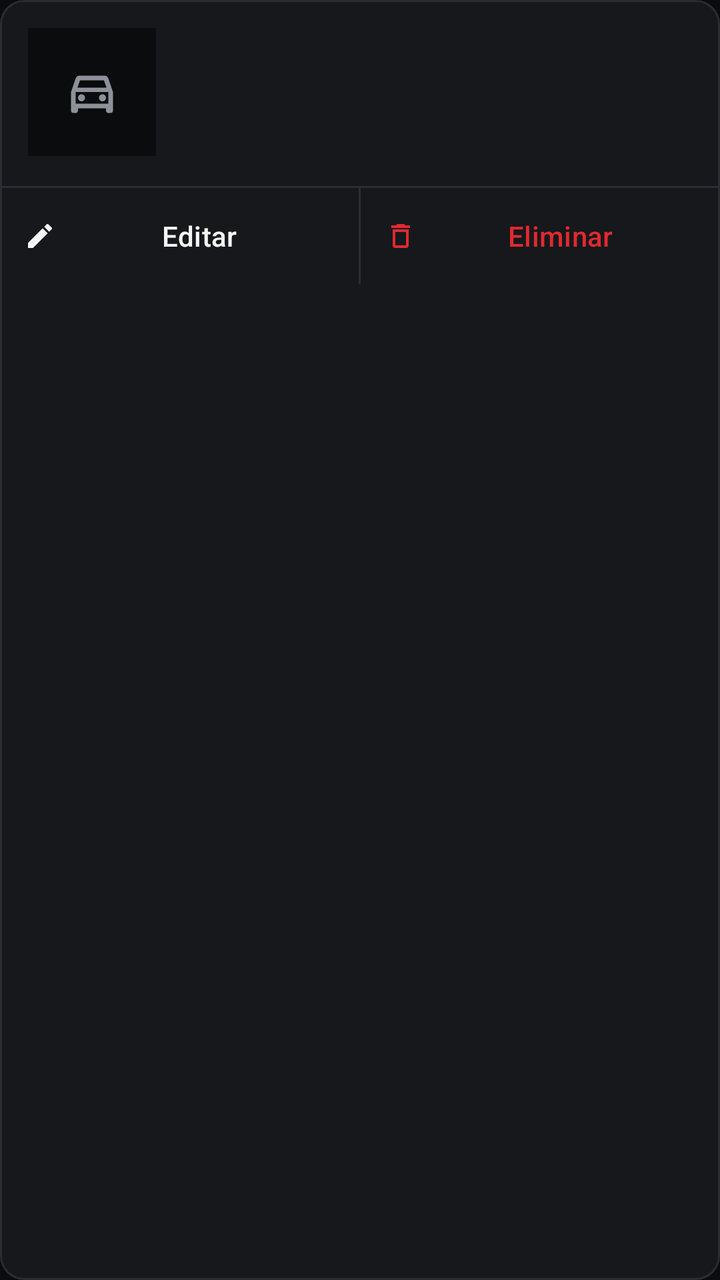
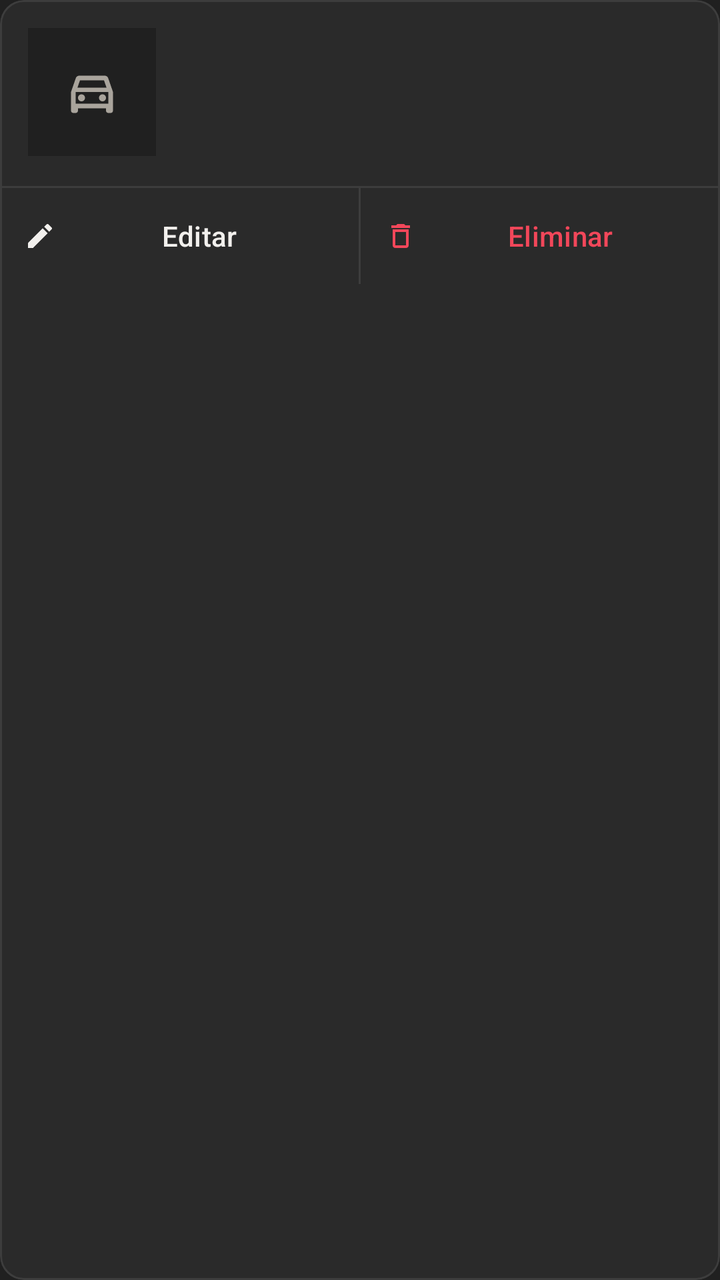

An Android layout rendered at two revisions. The XML below is the earlier revision; the diff shows what the commit changed to produce the second picture.
<!-- AndroidManifest.xml: application theme Theme.PopayanMotor -->
<!-- res/layout/item_vehicle.xml -->
<?xml version="1.0" encoding="utf-8"?>
<com.google.android.material.card.MaterialCardView xmlns:android="http://schemas.android.com/apk/res/android"
    xmlns:app="http://schemas.android.com/apk/res-auto"
    android:layout_width="match_parent"
    android:layout_height="wrap_content"
    android:layout_marginVertical="6dp"
    app:cardBackgroundColor="@color/surface"
    app:cardCornerRadius="12dp"
    app:strokeColor="@color/outline"
    app:strokeWidth="1dp">

    <LinearLayout
        android:layout_width="match_parent"
        android:layout_height="wrap_content"
        android:orientation="vertical">

        <LinearLayout
            android:layout_width="match_parent"
            android:layout_height="wrap_content"
            android:orientation="horizontal"
            android:padding="14dp">

            
            <ImageView
                android:layout_width="64dp"
                android:layout_height="64dp"
                android:background="@color/bg"
                android:importantForAccessibility="no"
                android:padding="18dp"
                android:src="@drawable/ic_garage"
                app:tint="@color/text_secondary" />

            <LinearLayout
                android:layout_width="0dp"
                android:layout_height="wrap_content"
                android:layout_marginStart="14dp"
                android:layout_weight="1"
                android:orientation="vertical">

                <LinearLayout
                    android:layout_width="match_parent"
                    android:layout_height="wrap_content"
                    android:orientation="horizontal">

                    
                    <TextView
                        android:id="@+id/tvMeta"
                        android:layout_width="0dp"
                        android:layout_height="wrap_content"
                        android:layout_weight="1"
                        android:textColor="@color/accent"
                        android:textSize="12sp"
                        android:textStyle="bold" />

                    <TextView
                        android:id="@+id/tvPrimary"
                        android:layout_width="wrap_content"
                        android:layout_height="wrap_content"
                        android:background="@color/outline"
                        android:paddingHorizontal="6dp"
                        android:paddingVertical="2dp"
                        android:text="@string/primary"
                        android:textAllCaps="true"
                        android:textColor="@color/text_primary"
                        android:textSize="10sp"
                        android:textStyle="bold"
                        android:visibility="gone" />
                </LinearLayout>

                <TextView
                    android:id="@+id/tvName"
                    style="@style/TextTitle"
                    android:layout_width="match_parent"
                    android:layout_height="wrap_content"
                    android:layout_marginTop="2dp"
                    android:textAllCaps="false"
                    android:textSize="20sp" />

                
                <TextView
                    android:id="@+id/tvDetail"
                    android:layout_width="match_parent"
                    android:layout_height="wrap_content"
                    android:layout_marginTop="2dp"
                    android:textColor="@color/text_secondary"
                    android:textSize="13sp" />
            </LinearLayout>
        </LinearLayout>

        <View
            android:layout_width="match_parent"
            android:layout_height="1dp"
            android:background="@color/outline" />

        <LinearLayout
            android:layout_width="match_parent"
            android:layout_height="wrap_content"
            android:orientation="horizontal">

            <com.google.android.material.button.MaterialButton
                android:id="@+id/btnEdit"
                style="@style/Widget.Material3.Button.TextButton"
                android:layout_width="0dp"
                android:layout_height="wrap_content"
                android:layout_weight="1"
                android:text="@string/edit"
                android:textColor="@color/text_primary"
                app:icon="@drawable/ic_edit"
                app:iconSize="16dp"
                app:iconTint="@color/text_primary" />

            <View
                android:layout_width="1dp"
                android:layout_height="match_parent"
                android:background="@color/outline" />

            <com.google.android.material.button.MaterialButton
                android:id="@+id/btnDelete"
                style="@style/Widget.Material3.Button.TextButton"
                android:layout_width="0dp"
                android:layout_height="wrap_content"
                android:layout_weight="1"
                android:text="@string/delete"
                android:textColor="@color/accent"
                app:icon="@drawable/ic_delete"
                app:iconSize="16dp"
                app:iconTint="@color/accent" />
        </LinearLayout>
    </LinearLayout>
</com.google.android.material.card.MaterialCardView>
<!-- resources referenced by this layout -->
<resources>
  <color name="accent">#E1292F</color>
  <color name="bg">#0B0C0E</color>
  <color name="outline">#2A2D33</color>
  <color name="surface">#16181C</color>
  <color name="text_primary">#F6F6F4</color>
  <color name="text_secondary">#8D9199</color>
  <!-- drawable ic_delete (drawable) -->
  <vector xmlns:android="http://schemas.android.com/apk/res/android"
      android:width="24dp" android:height="24dp"
      android:viewportWidth="24" android:viewportHeight="24">
      <path android:fillColor="#FFFFFF"
          android:pathData="M6,19c0,1.1 0.9,2 2,2h8c1.1,0 2,-0.9 2,-2V7H6v12zM8,9h8v10H8V9zM15.5,4l-1,-1h-5l-1,1H5v2h14V4h-3.5z" />
  </vector>
  <!-- drawable ic_edit (drawable) -->
  <vector xmlns:android="http://schemas.android.com/apk/res/android"
      android:width="24dp" android:height="24dp"
      android:viewportWidth="24" android:viewportHeight="24">
      <path android:fillColor="#FFFFFF"
          android:pathData="M3,17.25V21h3.75L17.81,9.94l-3.75,-3.75L3,17.25zM20.71,7.04c0.39,-0.39 0.39,-1.02 0,-1.41l-2.34,-2.34c-0.39,-0.39 -1.02,-0.39 -1.41,0l-1.83,1.83 3.75,3.75 1.83,-1.83z" />
  </vector>
  <string name="delete">Eliminar</string>
  <string name="edit">Editar</string>
  <string name="primary">Principal</string>
  <style name="TextTitle">
          <item name="android:fontFamily">sans-serif-condensed</item>
          <item name="android:textStyle">bold</item>
          <item name="android:textAllCaps">true</item>
          <item name="android:textColor">@color/text_primary</item>
      </style>
  <style name="Theme.PopayanMotor" parent="Theme.Material3.Dark.NoActionBar">
          <item name="colorPrimary">@color/accent</item>
          <item name="colorOnPrimary">@color/text_primary</item>
          <item name="colorSecondary">@color/accent</item>
          <item name="android:colorBackground">@color/bg</item>
          <item name="colorSurface">@color/bg</item>
          <item name="colorSurfaceContainer">@color/surface</item>
          <item name="colorOnSurface">@color/text_primary</item>
          <item name="colorOnSurfaceVariant">@color/text_secondary</item>
          <item name="colorOutline">@color/outline</item>
      </style>
  <!-- unchanged entries left out for length: 1 -->
</resources>

<!-- the commit's change to res/layout/item_vehicle.xml (unified diff, before → after) -->
@@ -48,7 +48,7 @@
                         android:layout_width="0dp"
                         android:layout_height="wrap_content"
                         android:layout_weight="1"
-                        android:textColor="@color/accent"
+                        android:textColor="@color/accent_text"
                         android:textSize="12sp"
                         android:textStyle="bold" />
 
@@ -99,7 +99,7 @@
 
             <com.google.android.material.button.MaterialButton
                 android:id="@+id/btnEdit"
-                style="@style/Widget.Material3.Button.TextButton"
+                style="@style/Widget.PopayanMotor.Button.Text"
                 android:layout_width="0dp"
                 android:layout_height="wrap_content"
                 android:layout_weight="1"
@@ -116,15 +116,15 @@
 
             <com.google.android.material.button.MaterialButton
                 android:id="@+id/btnDelete"
-                style="@style/Widget.Material3.Button.TextButton"
+                style="@style/Widget.PopayanMotor.Button.Text"
                 android:layout_width="0dp"
                 android:layout_height="wrap_content"
                 android:layout_weight="1"
                 android:text="@string/delete"
-                android:textColor="@color/accent"
+                android:textColor="@color/accent_text"
                 app:icon="@drawable/ic_delete"
                 app:iconSize="16dp"
-                app:iconTint="@color/accent" />
+                app:iconTint="@color/accent_text" />
         </LinearLayout>
     </LinearLayout>
 </com.google.android.material.card.MaterialCardView>
<!-- resource entries referenced after the edit -->
@@ -1,11 +1,22 @@
 <!-- resources referenced by this layout -->
 <resources>
-  <color name="accent">#E1292F</color>
-  <color name="bg">#0B0C0E</color>
-  <color name="outline">#2A2D33</color>
-  <color name="surface">#16181C</color>
-  <color name="text_primary">#F6F6F4</color>
-  <color name="text_secondary">#8D9199</color>
+  <color name="accent_text">#F2475A</color>
+  <color name="accent">#C8102E</color>
+  <color name="surface_high">#333333</color>
+  <color name="outline_strong">#77736D</color>
+  <color name="error">#FF8A80</color>
+  <style name="ThemeOverlay.PopayanMotor.Dialog" parent="ThemeOverlay.Material3.MaterialAlertDialog">
+          <item name="colorPrimary">@color/accent_text</item>
+          <item name="colorSurface">@color/surface_high</item>
+          <item name="colorSurfaceContainerHigh">@color/surface_high</item>
+          
+          <item name="elevationOverlayEnabled">false</item>
+      </style>
+  <color name="bg">#202020</color>
+  <color name="outline">#3D3D3D</color>
+  <color name="surface">#2A2A2A</color>
+  <color name="text_primary">#F2F0ED</color>
+  <color name="text_secondary">#A9A49C</color>
   <!-- drawable ic_delete (drawable) -->
   <vector xmlns:android="http://schemas.android.com/apk/res/android"
       android:width="24dp" android:height="24dp"
@@ -29,16 +40,35 @@
           <item name="android:textAllCaps">true</item>
           <item name="android:textColor">@color/text_primary</item>
       </style>
+  <style name="Widget.PopayanMotor.Button.Text" parent="Widget.Material3.Button.TextButton">
+          <item name="android:textColor">@color/accent_text</item>
+          <item name="iconTint">@color/accent_text</item>
+      </style>
   <style name="Theme.PopayanMotor" parent="Theme.Material3.Dark.NoActionBar">
           <item name="colorPrimary">@color/accent</item>
           <item name="colorOnPrimary">@color/text_primary</item>
           <item name="colorSecondary">@color/accent</item>
+          <item name="colorOnSecondary">@color/text_primary</item>
+          
+          <item name="colorSecondaryContainer">@color/accent</item>
+          <item name="colorOnSecondaryContainer">@color/text_primary</item>
           <item name="android:colorBackground">@color/bg</item>
           <item name="colorSurface">@color/bg</item>
-          <item name="colorSurfaceContainer">@color/surface</item>
           <item name="colorOnSurface">@color/text_primary</item>
           <item name="colorOnSurfaceVariant">@color/text_secondary</item>
-          <item name="colorOutline">@color/outline</item>
+          <item name="colorSurfaceContainerLowest">@color/bg</item>
+          <item name="colorSurfaceContainerLow">@color/surface</item>
+          <item name="colorSurfaceContainer">@color/surface</item>
+          <item name="colorSurfaceContainerHigh">@color/surface_high</item>
+          <item name="colorSurfaceContainerHighest">@color/surface_high</item>
+          <item name="colorOutline">@color/outline_strong</item>
+          <item name="colorOutlineVariant">@color/outline</item>
+          <item name="colorError">@color/error</item>
+          
+          <item name="elevationOverlayEnabled">false</item>
+          <item name="android:statusBarColor">@color/bg</item>
+          <item name="android:navigationBarColor">@color/surface</item>
+          <item name="materialAlertDialogTheme">@style/ThemeOverlay.PopayanMotor.Dialog</item>
       </style>
   <!-- unchanged entries left out for length: 1 -->
 </resources>
